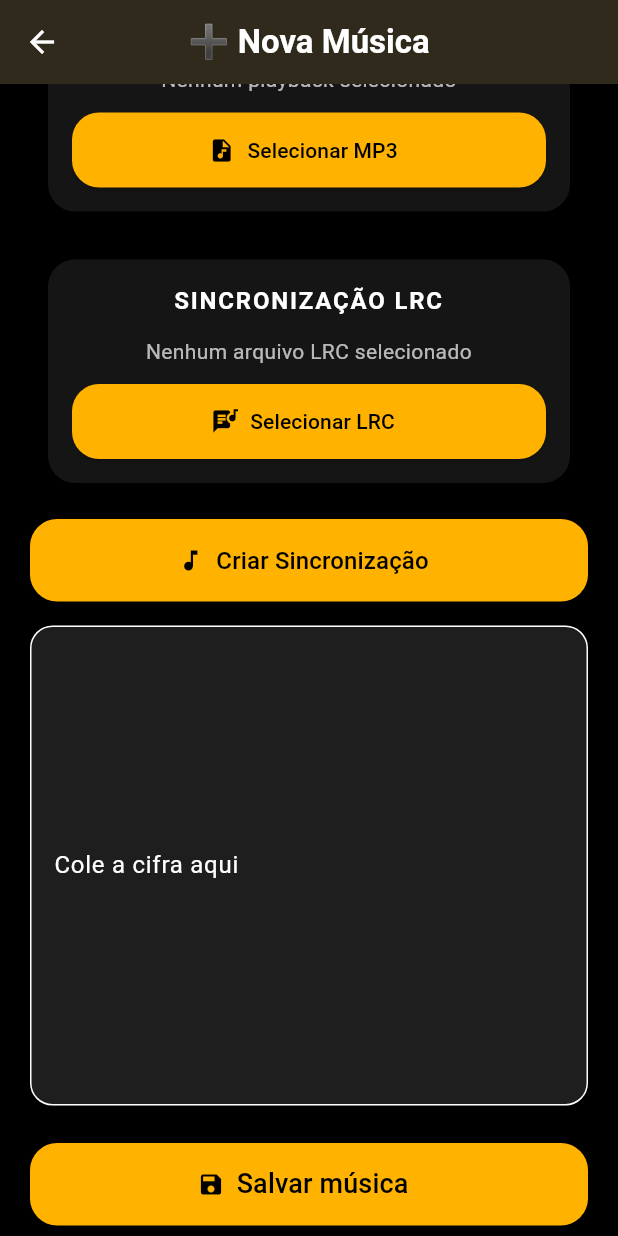
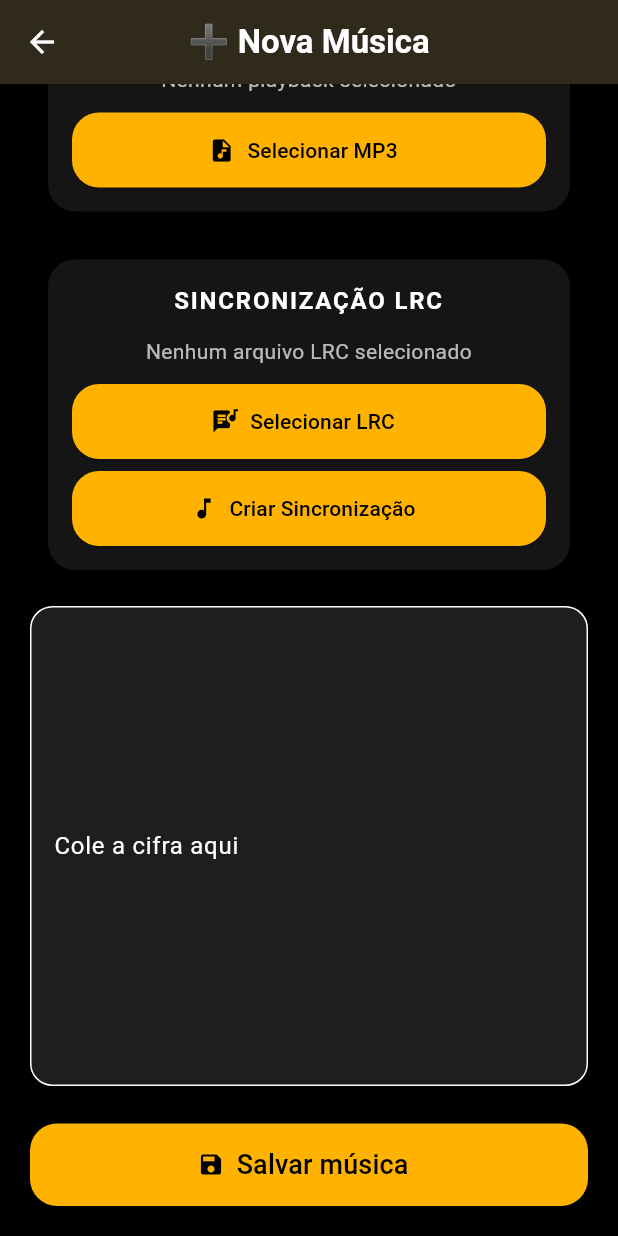
Before and after one commit to bemhurjunior/CifraLive, a Flutter app: the NovaMusicaPage screen opened directly, scrolled down 545 dp, on a phone screen of 412 x 824 dp. Run offline on Flutter 3.47's test engine with Material 3 defaults, Android fonts, the phone set to English and light mode, and no system bars; our stand-ins replace audioplayers, file_picker, share_plus, shared_preferences; missing offline and left inert: syncfusion_flutter_pdf; accounts and stored records are empty.

```diff
--- a/lib/models/musica.dart
+++ b/lib/models/musica.dart
@@ -1,13 +1,17 @@
+import 'dart:convert';
+
 class Musica {
   final String nome;
   final String artista;
   final String tom;
   final String cifra;
+
   bool favorita;
 
   final String playbackPath;
   final String lrcPath;
   final String clvPath;
+
   final int bpm;
   final double volume;
 
@@ -23,6 +27,10 @@ class Musica {
     this.bpm = 0,
     this.volume = 1.0,
   });
+
+  //==========================
+  // MAP
+  //==========================
 
   Map<String, dynamic> toMap() {
     return {
@@ -53,4 +61,48 @@ class Musica {
       volume: (map['volume'] ?? 1.0).toDouble(),
     );
   }
+
+  //==========================
+  // JSON
+  //==========================
+
+  String toJson() {
+    return jsonEncode(toMap());
+  }
+
+  factory Musica.fromJson(String source) {
+    return Musica.fromMap(
+      jsonDecode(source),
+    );
+  }
+
+  //==========================
+  // COPY
+  //==========================
+
+  Musica copyWith({
+    String? nome,
+    String? artista,
+    String? tom,
+    String? cifra,
+    bool? favorita,
+    String? playbackPath,
+    String? lrcPath,
+    String? clvPath,
+    int? bpm,
+    double? volume,
+  }) {
+    return Musica(
+      nome: nome ?? this.nome,
+      artista: artista ?? this.artista,
+      tom: tom ?? this.tom,
+      cifra: cifra ?? this.cifra,
+      favorita: favorita ?? this.favorita,
+      playbackPath: playbackPath ?? this.playbackPath,
+      lrcPath: lrcPath ?? this.lrcPath,
+      clvPath: clvPath ?? this.clvPath,
+      bpm: bpm ?? this.bpm,
+      volume: volume ?? this.volume,
+    );
+  }
 }
--- a/lib/pages/nova_musica_page.dart
+++ b/lib/pages/nova_musica_page.dart
@@ -7,7 +7,9 @@ import '../services/clipboard_service.dart';
 import '../services/analisador_cifra_service.dart';
 import '../services/audio_picker_service.dart';
 import '../services/lrc_picker_service.dart';
+import '../services/compartilhamento_service.dart';
 import '../widgets/importacao_card.dart';
+import '../widgets/lrc_card.dart';
 import 'editor_lrc_page.dart';
 
 class NovaMusicaPage extends StatefulWidget {
@@ -124,6 +126,21 @@ class _NovaMusicaPageState extends State<NovaMusicaPage> {
     });
 
     _mostrarMensagem('Arquivo LRC removido.');
+  }
+
+  Future<void> exportarLrc() async {
+    try {
+      if (lrcPath.trim().isEmpty) {
+        _mostrarMensagem('Nenhum LRC para exportar.');
+        return;
+      }
+
+      await CompartilhamentoService.compartilharArquivo(lrcPath);
+
+      _mostrarMensagem('LRC exportado com sucesso.');
+    } catch (e) {
+      _mostrarMensagem('Erro ao exportar LRC: $e');
+    }
   }
 
   Future<void> criarSincronizacao() async {
@@ -324,31 +341,15 @@ class _NovaMusicaPageState extends State<NovaMusicaPage> {
 
             const SizedBox(height: 16),
 
-            _cardArquivo(
-              titulo: 'SINCRONIZAÇÃO LRC',
+            LrcCard(
               nomeArquivo: _nomeArquivo(
                 lrcPath,
                 'Nenhum arquivo LRC selecionado',
               ),
-              textoBotao: 'Selecionar LRC',
-              iconeBotao: Icons.lyrics,
               onSelecionar: selecionarLrc,
+              onCriarSincronizacao: criarSincronizacao,
+              onExportar: lrcPath.isEmpty ? null : exportarLrc,
               onRemover: lrcPath.isEmpty ? null : removerLrc,
-            ),
-
-            const SizedBox(height: 16),
-
-            SizedBox(
-              width: double.infinity,
-              height: 55,
-              child: ElevatedButton.icon(
-                onPressed: criarSincronizacao,
-                icon: const Icon(Icons.music_note),
-                label: const Text(
-                  'Criar Sincronização',
-                  style: TextStyle(fontSize: 16),
-                ),
-              ),
             ),
 
             const SizedBox(height: 16),
--- /dev/null
+++ b/lib/widgets/lrc_card.dart
@@ -0,0 +1,88 @@
+import 'package:flutter/material.dart';
+
+class LrcCard extends StatelessWidget {
+  final String nomeArquivo;
+  final VoidCallback onSelecionar;
+  final VoidCallback? onRemover;
+  final VoidCallback? onExportar;
+  final VoidCallback onCriarSincronizacao;
+
+  const LrcCard({
+    super.key,
+    required this.nomeArquivo,
+    required this.onSelecionar,
+    required this.onCriarSincronizacao,
+    this.onRemover,
+    this.onExportar,
+  });
+
+  @override
+  Widget build(BuildContext context) {
+    return Card(
+      color: const Color(0xFF151515),
+      child: Padding(
+        padding: const EdgeInsets.all(16),
+        child: Column(
+          crossAxisAlignment: CrossAxisAlignment.stretch,
+          children: [
+            const Text(
+              'SINCRONIZAÇÃO LRC',
+              textAlign: TextAlign.center,
+              style: TextStyle(
+                fontSize: 16,
+                fontWeight: FontWeight.bold,
+                letterSpacing: 1.2,
+              ),
+            ),
+            const SizedBox(height: 12),
+            Text(
+              nomeArquivo,
+              textAlign: TextAlign.center,
+              style: const TextStyle(color: Colors.white70),
+            ),
+            const SizedBox(height: 12),
+            SizedBox(
+              height: 50,
+              child: ElevatedButton.icon(
+                onPressed: onSelecionar,
+                icon: const Icon(Icons.lyrics),
+                label: const Text('Selecionar LRC'),
+              ),
+            ),
+            const SizedBox(height: 8),
+            SizedBox(
+              height: 50,
+              child: ElevatedButton.icon(
+                onPressed: onCriarSincronizacao,
+                icon: const Icon(Icons.music_note),
+                label: const Text('Criar Sincronização'),
+              ),
+            ),
+            if (onExportar != null) ...[
+              const SizedBox(height: 8),
+              SizedBox(
+                height: 50,
+                child: OutlinedButton.icon(
+                  onPressed: onExportar,
+                  icon: const Icon(Icons.share),
+                  label: const Text('Exportar LRC'),
+                ),
+              ),
+            ],
+            if (onRemover != null) ...[
+              const SizedBox(height: 8),
+              SizedBox(
+                height: 50,
+                child: OutlinedButton.icon(
+                  onPressed: onRemover,
+                  icon: const Icon(Icons.delete_outline),
+                  label: const Text('Remover LRC'),
+                ),
+              ),
+            ],
+          ],
+        ),
+      ),
+    );
+  }
+}
--- a/pubspec.yaml
+++ b/pubspec.yaml
@@ -16,7 +16,7 @@ publish_to: 'none' # Remove this line if you wish to publish to pub.dev
 # https://developer.apple.com/library/archive/documentation/General/Reference/InfoPlistKeyReference/Articles/CoreFoundationKeys.html
 # In Windows, build-name is used as the major, minor, and patch parts
 # of the product and file versions while build-number is used as the build suffix.
-version: 1.0.0+1
+version: 0.2.0+2
 
 environment:
   sdk: ^3.12.2
@@ -31,6 +31,7 @@ dependencies:
   flutter:
     sdk: flutter
 
+  share_plus: ^10.1.2
   shared_preferences: ^2.3.3
   audioplayers: ^6.1.0
   file_picker: ^10.3.2
```
Also changed, not shown: lib/services/cfl_service.dart (added, +63 -0 lines), lib/services/compartilhamento_service.dart (added, +21 -0 lines), lib/services/cfl_zip_service.dart (added), pubspec.lock, 8 other files.
